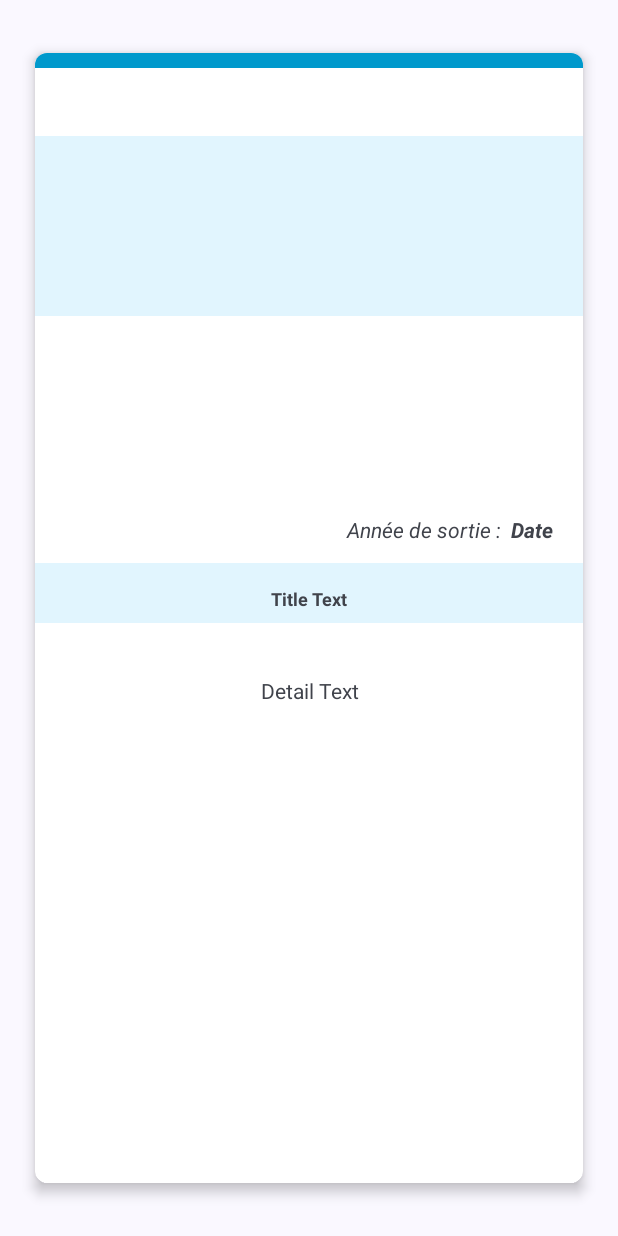
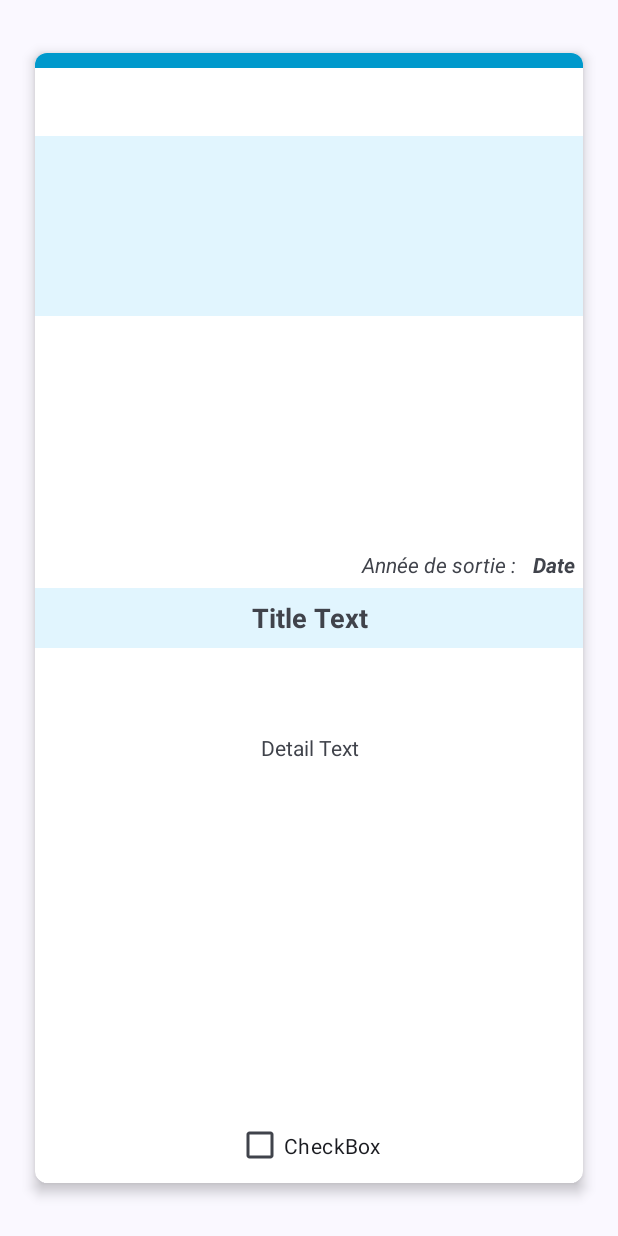
Before and after one commit to JulienS69/Application_Gestion_Films, an Android app: the layout activity_detail_movie.xml on its own in the app's theme, with its tools: preview values and no code run, on a phone screen of 412 x 824 dp. Run offline under Robolectric (Android 15) with nearby library versions, the phone set to English and light mode, and no system bars.

Commit message:
[MOB] Design amélioré

```diff
--- /dev/null
+++ b/app/src/main/res/drawable/ic_back.xml
@@ -0,0 +1,10 @@
+<!-- drawable/arrow-left.xml -->
+<vector xmlns:android="http://schemas.android.com/apk/res/android"
+    xmlns:tools="http://schemas.android.com/tools"
+    android:height="24dp"
+    android:width="24dp"
+    android:viewportWidth="24"
+    android:viewportHeight="24">
+    <path android:fillColor="@android:color/white" android:pathData="M20,11V13H8L13.5,18.5L12.08,19.92L4.16,12L12.08,4.08L13.5,5.5L8,11H20Z"
+        tools:ignore="VectorRaster" />
+</vector>
--- a/app/src/main/res/layout/activity_detail_movie.xml
+++ b/app/src/main/res/layout/activity_detail_movie.xml
@@ -14,6 +14,9 @@
     app:cardUseCompatPadding="true"
     tools:context=".DetailMovieActivity">
 
+    <RelativeLayout
+        android:layout_width="match_parent"
+        android:layout_height="match_parent">
 
     <FrameLayout
         android:layout_width="match_parent"
@@ -30,31 +33,37 @@
             android:layout_gravity="center_horizontal"
             android:layout_marginTop="35dp"
             android:orientation="horizontal">
-<!--    <LinearLayout
-        android:layout_width="100dp"
-        android:layout_height="120dp"
-        android:paddingTop="25dp"
-        android:layout_marginTop="25dp"
-        android:background="@color/button_add"
-        >-->
+
             <ImageView
                 android:id="@+id/item_imageDetail"
                 android:layout_width="200dp"
                 android:layout_height="250dp"
                 android:layout_gravity="center_horizontal"
-            android:layout_marginTop="25dp"
-            android:layout_marginStart="85dp" />
+                android:layout_marginStart="85dp"
+                android:layout_marginTop="25dp" />
         </LinearLayout>
-    <!--</LinearLayout>-->
+
+
+
+
+
+    <FrameLayout
+        android:layout_width="match_parent"
+        android:layout_height="40dp"
+        android:paddingTop="45dp"
+        android:layout_marginTop="340dp"
+        android:layout_centerVertical="true"
+        android:background="@color/button_add">
+
+    </FrameLayout>
 
         <TextView
             android:id="@+id/item_datePrefix"
             android:layout_width="match_parent"
-        android:layout_height="wrap_content"
-        android:layout_marginStart="60dp"
-        android:layout_marginTop="300dp"
-        android:layout_marginEnd="55dp"
-        android:paddingTop="8dp"
+            android:layout_height="90dp"
+            android:layout_centerInParent="true"
+            android:paddingBottom="40dp"
+            android:layout_marginEnd="90dp"
             android:singleLine="false"
             android:text="Année de sortie :"
             android:textAlignment="textEnd"
@@ -64,35 +73,24 @@
         <TextView
             android:id="@+id/item_dateDetail"
             android:layout_width="match_parent"
-        android:layout_height="wrap_content"
-        android:layout_marginStart="20dp"
-        android:layout_marginTop="300dp"
-        android:layout_marginEnd="20dp"
-        android:paddingTop="8dp"
+            android:layout_height="90dp"
+            android:layout_centerInParent="true"
+            android:paddingBottom="40dp"
+            android:layout_marginEnd="10dp"
             android:text="Date"
             android:textAlignment="textEnd"
+
             android:textStyle="bold|italic"
             tools:ignore="RtlSymmetry" />
 
-
-    <FrameLayout
-        android:layout_width="match_parent"
-        android:layout_height="40dp"
-        android:paddingTop="45dp"
-        android:layout_marginTop="340dp"
-        android:background="@color/button_add">
-
-    </FrameLayout>
     <TextView
         android:id="@+id/item_titleDetail"
         android:layout_width="match_parent"
-        android:layout_height="wrap_content"
-        android:layout_marginTop="350dp"
-        android:layout_marginStart="20dp"
-        android:layout_marginEnd="20dp"
-        android:paddingTop="5dp"
+        android:layout_height="25dp"
+        android:layout_centerHorizontal="true"
+        android:layout_centerVertical="true"
         android:text="Title Text"
-        android:textSize="12sp"
+        android:textSize="18sp"
         android:textAlignment="center"
         android:textStyle="bold" />
 
@@ -100,20 +98,36 @@
     <TextView
         android:id="@+id/item_detailDetail"
         android:layout_width="match_parent"
-        android:layout_height="match_parent"
-        android:layout_centerVertical="true"
-        android:layout_centerHorizontal="true"
+        android:layout_height="150dp"
+        android:layout_alignParentBottom="true"
+        android:layout_marginBottom="150dp"
         android:layout_marginStart="20dp"
         android:layout_marginEnd="20dp"
-        android:layout_marginTop="400dp"
-        android:paddingLeft="2dp"
-        android:paddingTop="15dp"
-        android:paddingRight="2dp"
         android:textAlignment="center"
         android:text="Detail Text" />
+
+ <!--   <Button
+        android:id="@+id/bSearch"
+        android:layout_width="120dp"
+        android:layout_height="60dp"
+        android:padding="16dp"
+        android:layout_marginStart="15dp"
+        android:text="Retour"
+        android:drawableLeft="@drawable/ic_back"
+        android:textSize="15sp"/>-->
+
     <View
         android:layout_width="match_parent"
         android:layout_height="10dp"
         android:background="@android:color/holo_blue_dark" />
 
+    <CheckBox
+        android:id="@+id/checkBox"
+        android:layout_width="wrap_content"
+        android:layout_height="50dp"
+        android:layout_alignParentBottom="true"
+        android:layout_centerHorizontal="true"
+        android:text="CheckBox" />
+
+</RelativeLayout>
 </androidx.cardview.widget.CardView>
```
Lines whose indentation alone changed are shown as unchanged.
